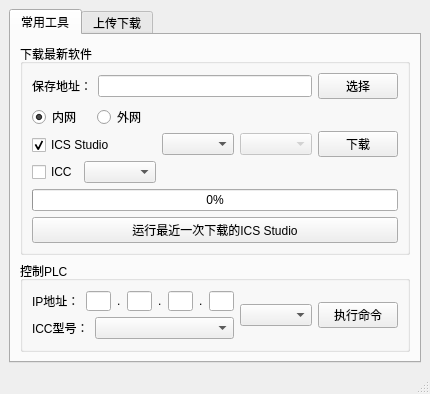
The window that src/main.ui (jcywong/TestTools) describes before a commit, drawn with Qt 5.
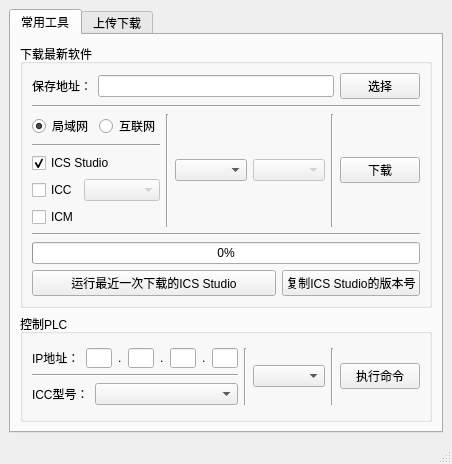
The same window after the commit.

Commit message: 1. 修改问题：     - 不勾选release 版本 提示网络错误，提示错误     - 下载ICC固件后，清除了ICS的地址，无法下载最近一次的ICS     - 固件firmwares中包含release和debug,下载debug时未判断是release和debug     - 打开程序时，解决外挂程序无法打开     - 修改界面内网外网为 局域网和互联网     - 隐藏上传下载tab     - 修改用户手册 2. 增加功能：     - 版本号可复制     - 增加驱动器固件下载     - 增加了解压rar功能     - 增加界面分隔

Diff of the .ui file:
```diff
--- a/src/main.ui
+++ b/src/main.ui
@@ -6,8 +6,8 @@
    <rect>
     <x>0</x>
     <y>0</y>
-    <width>419</width>
-    <height>394</height>
+    <width>441</width>
+    <height>464</height>
    </rect>
   </property>
   <property name="sizePolicy">
@@ -80,7 +80,14 @@
               </layout>
              </item>
              <item>
-              <layout class="QHBoxLayout" name="horizontalLayout_4" stretch="9,0,0,1">
+              <widget class="Line" name="line">
+               <property name="orientation">
+                <enum>Qt::Horizontal</enum>
+               </property>
+              </widget>
+             </item>
+             <item>
+              <layout class="QHBoxLayout" name="horizontalLayout_4" stretch="0,0,0,0,0,1">
                <item>
                 <layout class="QVBoxLayout" name="verticalLayout_3">
                  <item>
@@ -91,7 +98,7 @@
                       <bool>true</bool>
                      </property>
                      <property name="text">
-                      <string>内网</string>
+                      <string>局域网</string>
                      </property>
                      <property name="checked">
                       <bool>true</bool>
@@ -101,12 +108,19 @@
                    <item>
                     <widget class="QRadioButton" name="radioButton_wide">
                      <property name="text">
-                      <string>外网</string>
+                      <string>互联网</string>
                      </property>
                     </widget>
                    </item>
                   </layout>
                  </item>
+                 <item>
+                  <widget class="Line" name="line_8">
+                   <property name="orientation">
+                    <enum>Qt::Horizontal</enum>
+                   </property>
+                  </widget>
+                 </item>
                  <item>
                   <layout class="QHBoxLayout" name="horizontalLayout_2" stretch="0">
                    <item>
@@ -131,12 +145,34 @@
                     </widget>
                    </item>
                    <item>
-                    <widget class="QComboBox" name="comboBox_icc_model"/>
+                    <widget class="QComboBox" name="comboBox_icc_model">
+                     <property name="enabled">
+                      <bool>false</bool>
+                     </property>
+                    </widget>
+                   </item>
+                  </layout>
+                 </item>
+                 <item>
+                  <layout class="QVBoxLayout" name="verticalLayout_10">
+                   <item>
+                    <widget class="QCheckBox" name="checkBox_icm">
+                     <property name="text">
+                      <string>ICM</string>
+                     </property>
+                    </widget>
                    </item>
                   </layout>
                  </item>
                 </layout>
                </item>
+               <item>
+                <widget class="Line" name="line_3">
+                 <property name="orientation">
+                  <enum>Qt::Vertical</enum>
+                 </property>
+                </widget>
+               </item>
                <item>
                 <widget class="QComboBox" name="comboBox_Edition">
                  <property name="currentText">
@@ -151,6 +187,13 @@
                  </property>
                 </widget>
                </item>
+               <item>
+                <widget class="Line" name="line_5">
+                 <property name="orientation">
+                  <enum>Qt::Vertical</enum>
+                 </property>
+                </widget>
+               </item>
                <item>
                 <widget class="QPushButton" name="btn_download">
                  <property name="text">
@@ -160,6 +203,13 @@
                </item>
               </layout>
              </item>
+             <item>
+              <widget class="Line" name="line_2">
+               <property name="orientation">
+                <enum>Qt::Horizontal</enum>
+               </property>
+              </widget>
+             </item>
              <item>
               <widget class="QProgressBar" name="progressBar_download">
                <property name="value">
@@ -168,11 +218,22 @@
               </widget>
              </item>
              <item>
-              <widget class="QPushButton" name="btn_run">
-               <property name="text">
-                <string>运行最近一次下载的ICS Studio</string>
-               </property>
-              </widget>
+              <layout class="QHBoxLayout" name="horizontalLayout_16" stretch="7,3">
+               <item>
+                <widget class="QPushButton" name="btn_run">
+                 <property name="text">
+                  <string>运行最近一次下载的ICS Studio</string>
+                 </property>
+                </widget>
+               </item>
+               <item>
+                <widget class="QPushButton" name="btn_copy_ver">
+                 <property name="text">
+                  <string>复制ICS Studio的版本号</string>
+                 </property>
+                </widget>
+               </item>
+              </layout>
              </item>
             </layout>
            </item>
@@ -191,7 +252,7 @@
               <enum>QLayout::SetDefaultConstraint</enum>
              </property>
              <item>
-              <layout class="QVBoxLayout" name="verticalLayout_8" stretch="0,0">
+              <layout class="QVBoxLayout" name="verticalLayout_8" stretch="0,0,0">
                <item>
                 <layout class="QHBoxLayout" name="horizontalLayout_11" stretch="1,9">
                  <property name="sizeConstraint">
@@ -397,6 +458,13 @@
                  </item>
                 </layout>
                </item>
+               <item>
+                <widget class="Line" name="line_9">
+                 <property name="orientation">
+                  <enum>Qt::Horizontal</enum>
+                 </property>
+                </widget>
+               </item>
                <item>
                 <layout class="QHBoxLayout" name="horizontalLayout_12" stretch="1,9">
                  <item>
@@ -419,9 +487,23 @@
                </item>
               </layout>
              </item>
+             <item>
+              <widget class="Line" name="line_6">
+               <property name="orientation">
+                <enum>Qt::Vertical</enum>
+               </property>
+              </widget>
+             </item>
              <item>
               <widget class="QComboBox" name="comboBox_command"/>
              </item>
+             <item>
+              <widget class="Line" name="line_7">
+               <property name="orientation">
+                <enum>Qt::Vertical</enum>
+               </property>
+              </widget>
+             </item>
              <item>
               <widget class="QPushButton" name="pushButton_execute">
                <property name="text">
```
Left out of the diff: 4 changed lines with no effect on the pictures. The commit also changes 2 other files.
